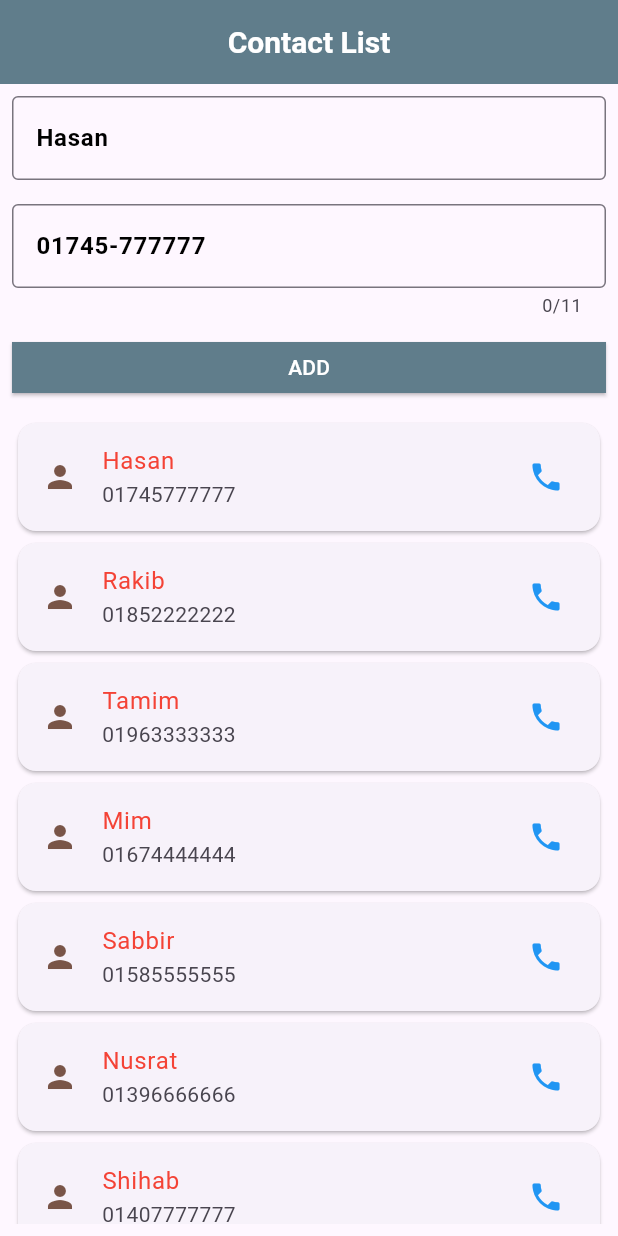
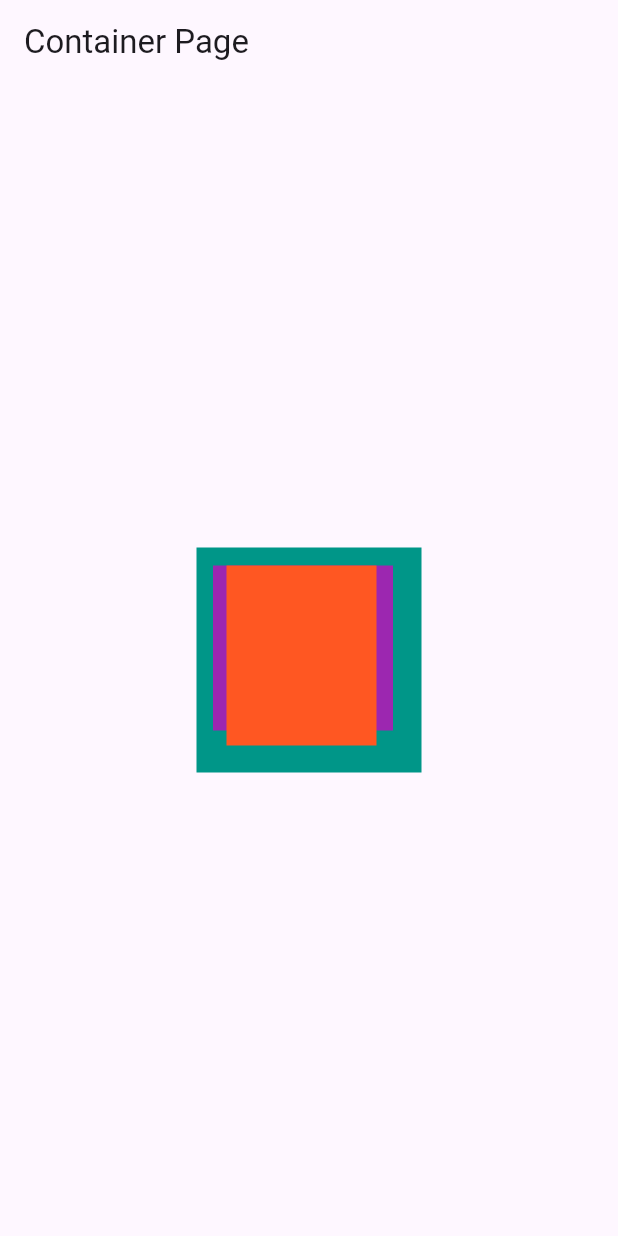
Before and after one commit to Marjan-maxa/Live_test, a Flutter app: the screen it shows after launch, on a phone screen of 412 x 824 dp. Run offline on Flutter 3.47's test engine with Material 3 defaults, Android fonts, the phone set to English and light mode, and no system bars.

Commit message:
Added new file

```diff
--- a/lib/app.dart
+++ b/lib/app.dart
@@ -1,4 +1,5 @@
 import 'package:flutter/material.dart';
+import 'package:test_live/container.dart';
 import 'package:test_live/home.dart';
 
 class Myapp extends StatelessWidget {
@@ -7,7 +8,7 @@ class Myapp extends StatelessWidget {
   @override
   Widget build(BuildContext context) {
     return MaterialApp(
-      home: Home(),
+      home: cort(),
     );
   }
 }
--- /dev/null
+++ b/lib/container.dart
@@ -0,0 +1,53 @@
+import 'package:flutter/material.dart';
+
+class cort extends StatelessWidget {
+  const cort({super.key});
+  @override
+  Widget build(BuildContext context) {
+    return Scaffold(
+      appBar: AppBar(
+        title: Text('Container Page'),
+      ),
+      body: Center(
+        child: Column(
+          mainAxisAlignment: MainAxisAlignment.center,
+          children: [
+            Stack(
+              children: [
+                Container(
+                  height: 150,
+                  width: 150,
+                  decoration: BoxDecoration(
+                    color: Colors.teal,
+                  ),
+                ),
+                Positioned(
+                  left: 11,
+                  top: 12,
+                  child: Container(
+                    height: 110,
+                    width: 120,
+                    decoration: BoxDecoration(
+                      color: Colors.purple,
+                    ),
+                  ),
+                ),
+                Positioned(
+                  left: 20,
+                  top: 12,
+                  child: Container(
+                    height: 120,
+                    width: 100,
+                    decoration: BoxDecoration(
+                      color: Colors.deepOrange,
+                    ),
+                  ),
+                ),
+              ],
+            )
+          ],
+        ),
+      ),
+    );
+  }
+}
--- a/lib/home.dart
+++ b/lib/home.dart
@@ -20,7 +20,7 @@ class Home extends StatelessWidget {
     return Scaffold(
       appBar: AppBar(
         backgroundColor: Colors.blueGrey,
-        title: Text('Contact List',style:TextStyle(fontSize: 20,fontWeight: FontWeight.bold,color:Colors.white) ,),
+        title: Text('Contact List' ,),
         centerTitle: true,
       ),
       body: Column(
```
Also changed, not shown: 1 other file.
